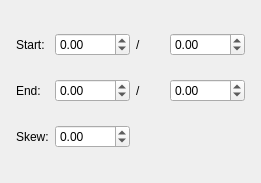
Old version of the form scribus/ui/gradientvectorbase.ui in the repository scribusproject/scribus.
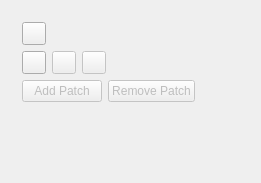
New version of the form. The open tabs and pages were chosen to show the change. Custom widgets are drawn as their Qt base class.

Commit message: - Added the ability to edit Patch Meshes. - Added the "Color Control" points to mesh gradients. - Fixed export of mesh gradients to PostScript

What changed in the file:
```diff
--- a/scribus/ui/gradientvectorbase.ui
+++ b/scribus/ui/gradientvectorbase.ui
@@ -9,8 +9,8 @@
    <rect>
     <x>0</x>
     <y>0</y>
-    <width>248</width>
-    <height>163</height>
+    <width>251</width>
+    <height>180</height>
    </rect>
   </property>
   <property name="minimumSize">
@@ -754,6 +754,175 @@
        </item>
       </layout>
      </widget>
+     <widget class="QWidget" name="pagePatch">
+      <layout class="QVBoxLayout" name="verticalLayout_3">
+       <item>
+        <layout class="QHBoxLayout" name="horizontalLayout_3">
+         <item>
+          <layout class="QGridLayout" name="gridLayout_7">
+           <item row="0" column="0">
+            <widget class="QToolButton" name="editPPoint">
+             <property name="minimumSize">
+              <size>
+               <width>22</width>
+               <height>22</height>
+              </size>
+             </property>
+             <property name="toolTip">
+              <string>Edit Grid Points</string>
+             </property>
+             <property name="text">
+              <string/>
+             </property>
+             <property name="checkable">
+              <bool>true</bool>
+             </property>
+             <property name="autoExclusive">
+              <bool>true</bool>
+             </property>
+            </widget>
+           </item>
+           <item row="1" column="0">
+            <widget class="QToolButton" name="editPControlPoints">
+             <property name="minimumSize">
+              <size>
+               <width>22</width>
+               <height>22</height>
+              </size>
+             </property>
+             <property name="toolTip">
+              <string>Edit Control Points</string>
+             </property>
+             <property name="text">
+              <string/>
+             </property>
+             <property name="checkable">
+              <bool>true</bool>
+             </property>
+             <property name="autoExclusive">
+              <bool>true</bool>
+             </property>
+            </widget>
+           </item>
+           <item row="1" column="1">
+            <widget class="QToolButton" name="resetPControlPoint">
+             <property name="enabled">
+              <bool>false</bool>
+             </property>
+             <property name="minimumSize">
+              <size>
+               <width>22</width>
+               <height>22</height>
+              </size>
+             </property>
+             <property name="toolTip">
+              <string>Reset selected Control Point</string>
+             </property>
+             <property name="text">
+              <string/>
+             </property>
+             <property name="checkable">
+              <bool>false</bool>
+             </property>
+             <property name="autoExclusive">
+              <bool>false</bool>
+             </property>
+            </widget>
+           </item>
+           <item row="1" column="2">
+            <widget class="QToolButton" name="resetAllPControlPoints">
+             <property name="enabled">
+              <bool>false</bool>
+             </property>
+             <property name="minimumSize">
+              <size>
+               <width>22</width>
+               <height>22</height>
+              </size>
+             </property>
+             <property name="toolTip">
+              <string>Reset all Control Points</string>
+             </property>
+             <property name="text">
+              <string/>
+             </property>
+             <property name="checkable">
+              <bool>false</bool>
+             </property>
+             <property name="autoExclusive">
+              <bool>false</bool>
+             </property>
+            </widget>
+           </item>
+          </layout>
+         </item>
+         <item>
+          <spacer name="horizontalSpacer_3">
+           <property name="orientation">
+            <enum>Qt::Horizontal</enum>
+           </property>
+           <property name="sizeHint" stdset="0">
+            <size>
+             <width>40</width>
+             <height>20</height>
+            </size>
+           </property>
+          </spacer>
+         </item>
+        </layout>
+       </item>
+       <item>
+        <layout class="QHBoxLayout" name="horizontalLayout_4">
+         <item>
+          <widget class="QPushButton" name="buttonAddPatch">
+           <property name="enabled">
+            <bool>false</bool>
+           </property>
+           <property name="text">
+            <string>Add Patch</string>
+           </property>
+          </widget>
+         </item>
+         <item>
+          <widget class="QPushButton" name="buttonRemovePatch">
+           <property name="enabled">
+            <bool>false</bool>
+           </property>
+           <property name="text">
+            <string>Remove Patch</string>
+           </property>
+          </widget>
+         </item>
+         <item>
+          <spacer name="horizontalSpacer_4">
+           <property name="orientation">
+            <enum>Qt::Horizontal</enum>
+           </property>
+           <property name="sizeHint" stdset="0">
+            <size>
+             <width>13</width>
+             <height>20</height>
+            </size>
+           </property>
+          </spacer>
+         </item>
+        </layout>
+       </item>
+       <item>
+        <spacer name="verticalSpacer_2">
+         <property name="orientation">
+          <enum>Qt::Vertical</enum>
+         </property>
+         <property name="sizeHint" stdset="0">
+          <size>
+           <width>20</width>
+           <height>32</height>
+          </size>
+         </property>
+        </spacer>
+       </item>
+      </layout>
+     </widget>
     </widget>
    </item>
   </layout>
```
The commit also changes 27 other files.
